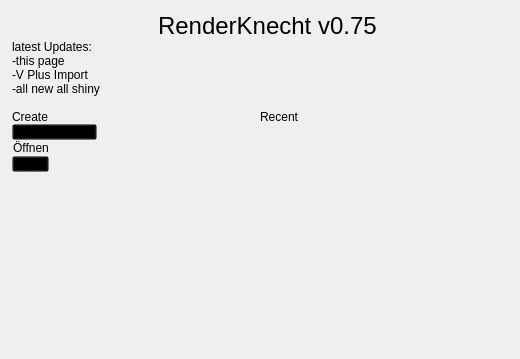
Before: the Qt Designer form ui/knecht_welcome.ui in tappi287/RenderKnecht2, drawn with Qt 5.
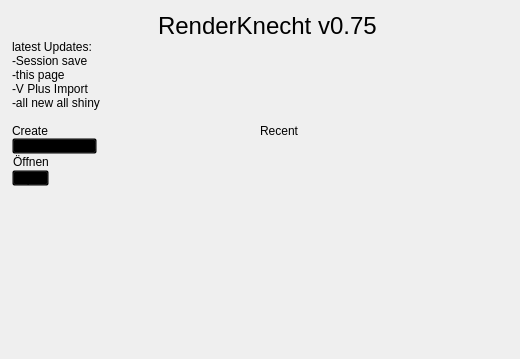
After: the same form once the commit is applied. Icons and pictures are not drawn.

Commit message: save session when idle set correct locale for date strings add estimated end date and time for render list

The edit to the form file:
```diff
--- a/ui/knecht_welcome.ui
+++ b/ui/knecht_welcome.ui
@@ -109,7 +109,8 @@
      <item>
       <widget class="QLabel" name="news">
        <property name="text">
-        <string>-this page&lt;br&gt;
+        <string>-Session save&lt;br&gt;
+-this page&lt;br&gt;
 -V Plus Import&lt;br&gt;
 -all new all shiny&lt;br&gt;</string>
        </property>
```
The commit also changes 15 other files.
